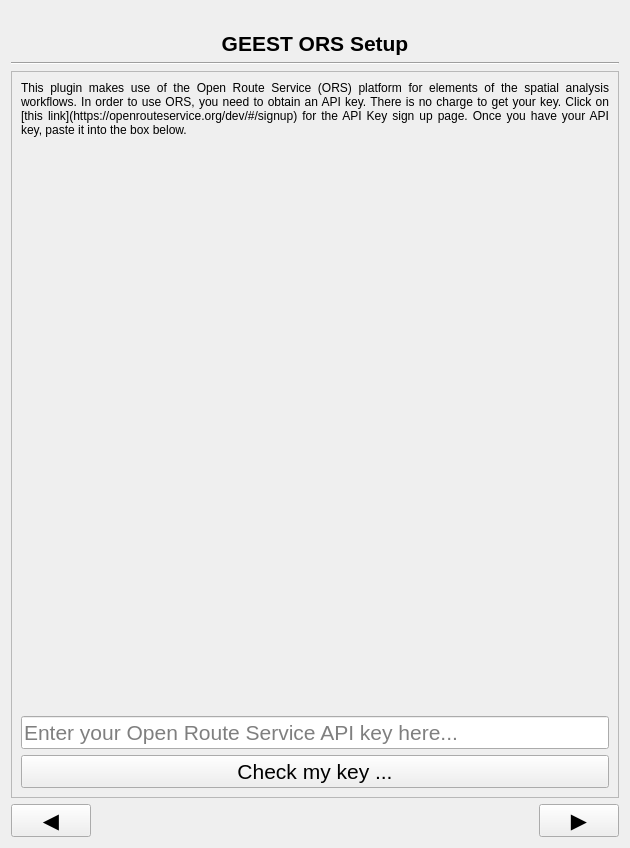
The window that geest/ui/ors_panel_base.ui (worldbank/GEEST) describes before a commit, drawn with Qt 5.
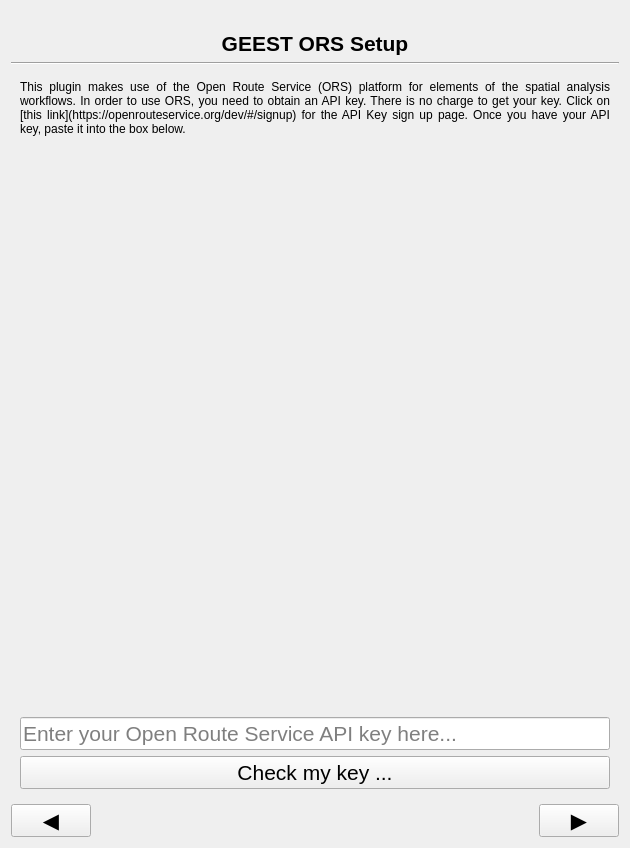
The same window after the commit. Icons and pictures are not drawn.

Commit message: WIP to resize elements based on panel width

Patch:
```diff
--- a/geest/ui/ors_panel_base.ui
+++ b/geest/ui/ors_panel_base.ui
@@ -117,6 +117,9 @@
    </item>
    <item row="3" column="0">
     <widget class="QScrollArea" name="scrollArea">
+     <property name="frameShape">
+      <enum>QFrame::NoFrame</enum>
+     </property>
      <property name="widgetResizable">
       <bool>true</bool>
      </property>
@@ -125,8 +128,8 @@
        <rect>
         <x>0</x>
         <y>0</y>
-        <width>610</width>
-        <height>653</height>
+        <width>612</width>
+        <height>655</height>
        </rect>
       </property>
       <layout class="QGridLayout" name="gridLayout_2">
```
The commit also changes 7 other files.
